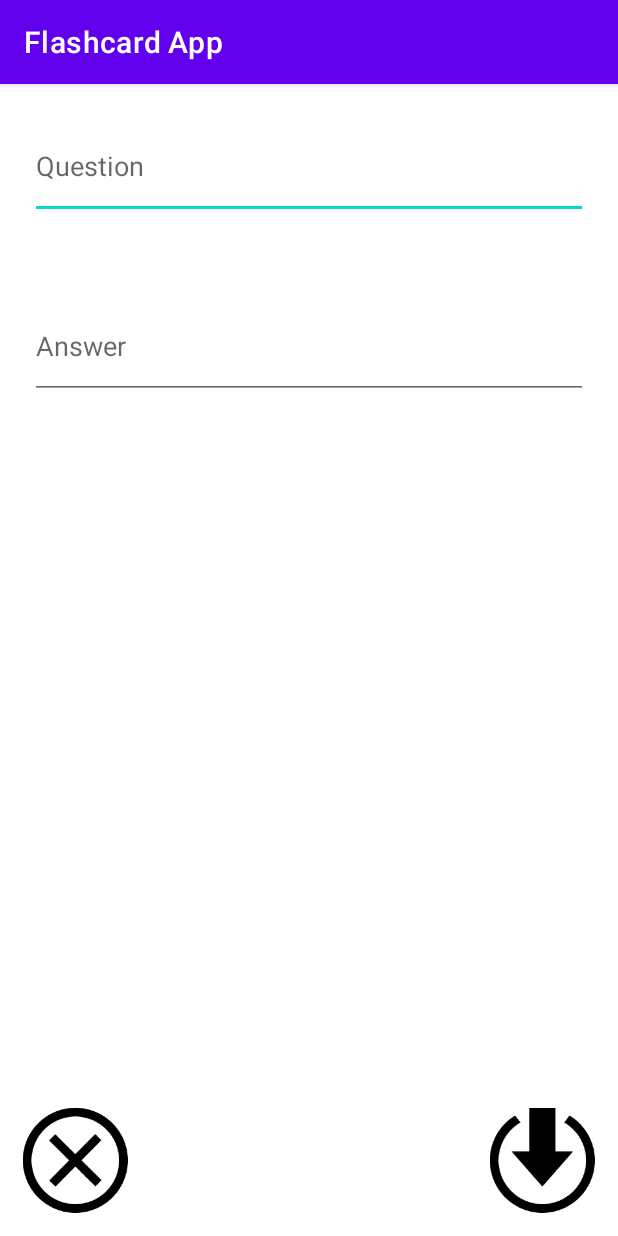
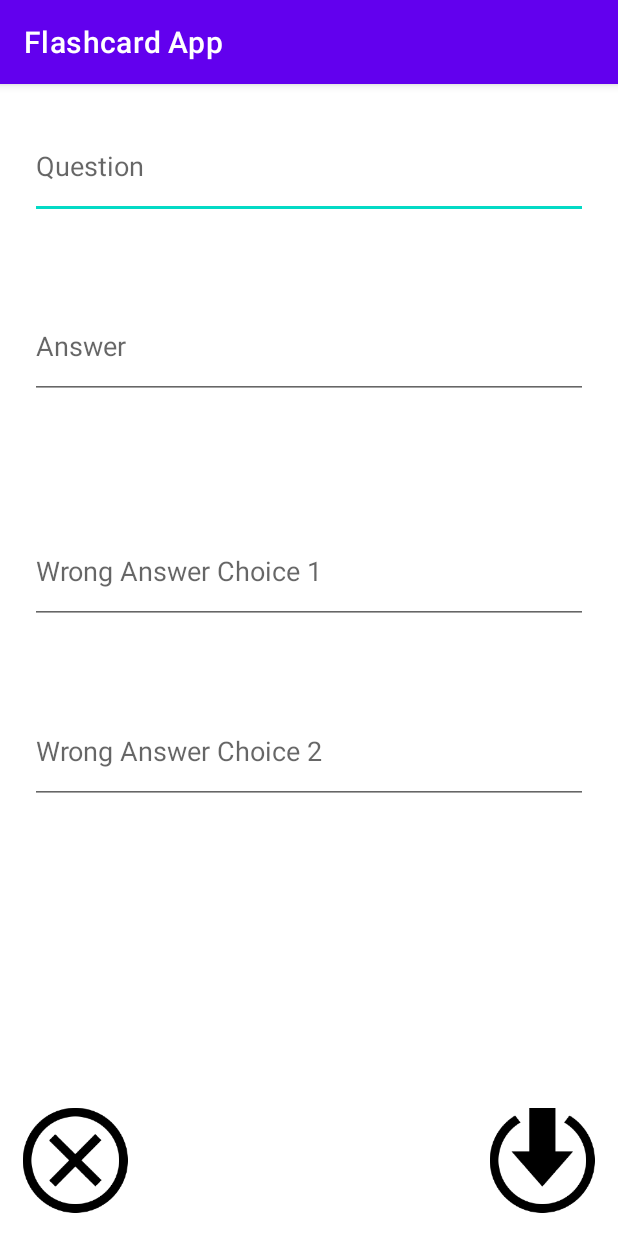
Before and after one commit to hlkwok/FlashcardApp, an Android app: the AddCardActivity screen opened directly, with no data from a screen before it, on a phone screen of 412 x 824 dp. Run offline under Robolectric (Android 15) with nearby library versions, the phone set to English and light mode, and no system bars.

Commit message:
Added fields to edit the answer choices

```diff
--- a/app/src/main/java/com/example/flashcardapp/AddCardActivity.java
+++ b/app/src/main/java/com/example/flashcardapp/AddCardActivity.java
@@ -20,6 +20,8 @@ public class AddCardActivity extends AppCompatActivity {
 
             ((EditText) findViewById(R.id.editQuestion)).setText(getIntent().getStringExtra("question"));
             ((EditText) findViewById(R.id.editAnswer)).setText(getIntent().getStringExtra("answer"));
+            ((EditText) findViewById(R.id.editAnswer1)).setText(getIntent().getStringExtra("answer1"));
+            ((EditText) findViewById(R.id.editAnswer2)).setText(getIntent().getStringExtra("answer2"));
 
         }
 
@@ -47,6 +49,8 @@ public class AddCardActivity extends AppCompatActivity {
                     Intent data = new Intent();
                     data.putExtra("question", ((EditText) findViewById(R.id.editQuestion)).getText().toString());
                     data.putExtra("answer", ((EditText) findViewById(R.id.editAnswer)).getText().toString());
+                    data.putExtra("answer1", ((EditText) findViewById(R.id.editAnswer1)).getText().toString());
+                    data.putExtra("answer2", ((EditText) findViewById(R.id.editAnswer2)).getText().toString());
                     setResult(RESULT_OK, data);
                     finish();
 
--- a/app/src/main/res/layout/activity_add_card.xml
+++ b/app/src/main/res/layout/activity_add_card.xml
@@ -43,4 +43,22 @@
         android:layout_marginHorizontal="20dp"
         android:hint="Answer"/>
 
+    <EditText
+        android:id="@+id/editAnswer1"
+        android:layout_width="match_parent"
+        android:layout_height="70dp"
+        android:layout_below="@id/editAnswer"
+        android:layout_marginTop="80dp"
+        android:layout_marginHorizontal="20dp"
+        android:hint="Wrong Answer Choice 1"/>
+
+    <EditText
+        android:id="@+id/editAnswer2"
+        android:layout_width="match_parent"
+        android:layout_height="70dp"
+        android:layout_below="@id/editAnswer1"
+        android:layout_marginTop="50dp"
+        android:layout_marginHorizontal="20dp"
+        android:hint="Wrong Answer Choice 2"/>
+
 </RelativeLayout>
```
Also changed, not shown: app/src/main/java/com/example/flashcardapp/MainActivity.java (+7 -0 lines).
